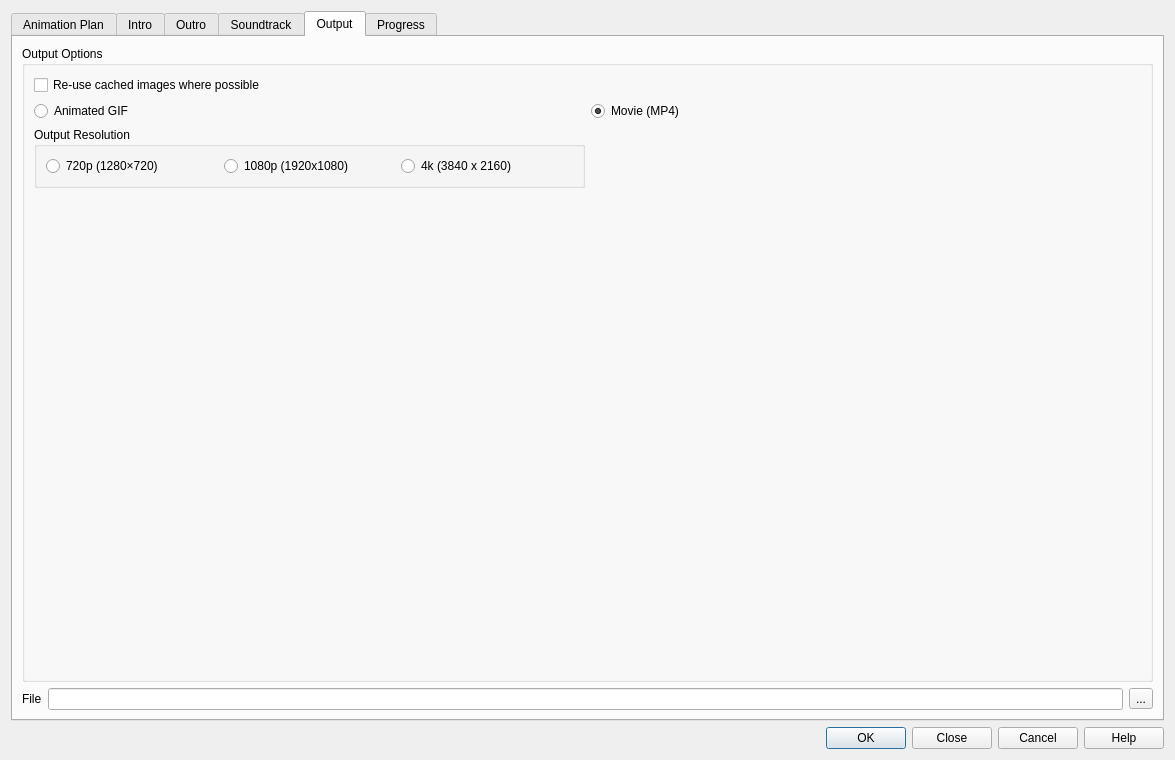
Old version of the form animation_workbench/ui/animation_workbench_base.ui in the repository timlinux/QGISAnimationWorkbench.
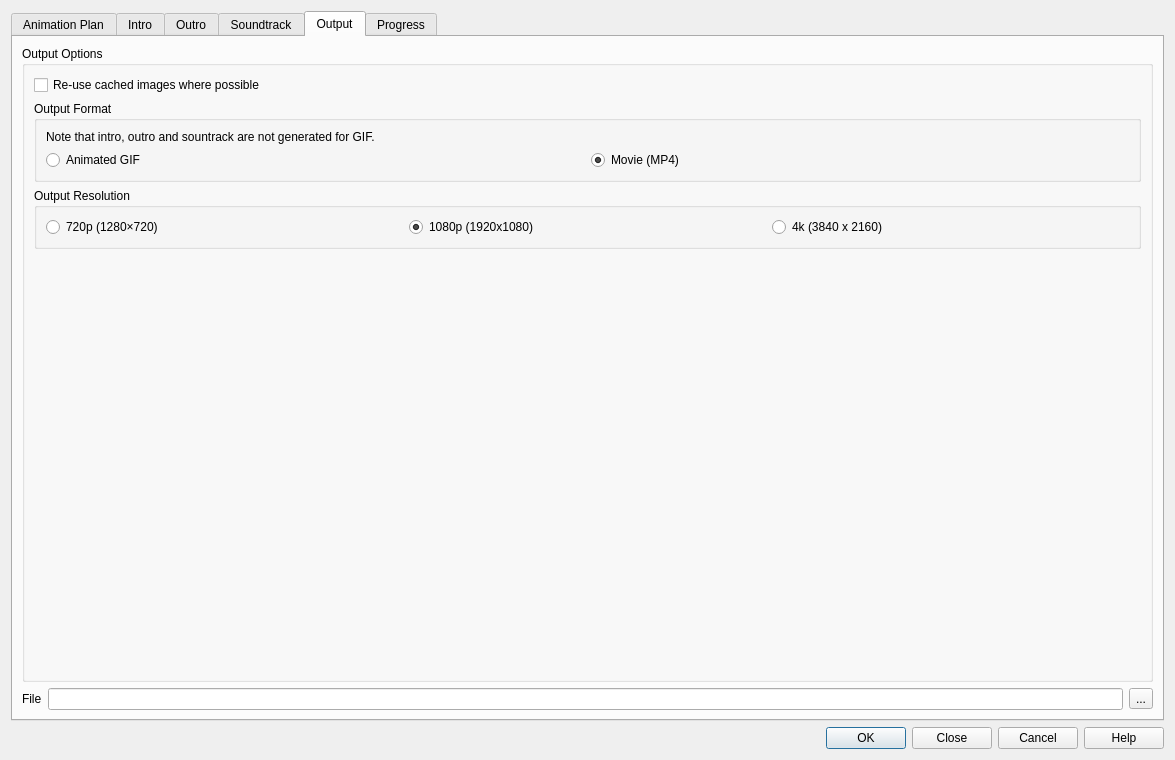
New version of the form. The open tabs and pages were chosen to show the change. Custom widgets are drawn as their Qt base class.

Commit message: 💄 Add output format option

Patch:
```diff
--- a/animation_workbench/ui/animation_workbench_base.ui
+++ b/animation_workbench/ui/animation_workbench_base.ui
@@ -17,7 +17,7 @@
    <item row="0" column="0">
     <widget class="QTabWidget" name="main_tab">
      <property name="currentIndex">
-      <number>4</number>
+      <number>0</number>
      </property>
      <widget class="QWidget" name="animation_plan_tab">
       <attribute name="title">
@@ -647,24 +647,7 @@
           <string>Output Options</string>
          </property>
          <layout class="QGridLayout" name="gridLayout_5">
-          <item row="1" column="0">
-           <widget class="QRadioButton" name="radio_gif">
-            <property name="text">
-             <string>Animated GIF</string>
-            </property>
-           </widget>
-          </item>
-          <item row="1" column="1">
-           <widget class="QRadioButton" name="rad_movie">
-            <property name="text">
-             <string>Movie (MP4)</string>
-            </property>
-            <property name="checked">
-             <bool>true</bool>
-            </property>
-           </widget>
-          </item>
-          <item row="0" column="0" colspan="2">
+          <item row="0" column="0">
            <widget class="QCheckBox" name="reuse_cache">
             <property name="toolTip">
              <string>Will not erase cached images on disk
@@ -675,18 +658,38 @@
             </property>
            </widget>
           </item>
-          <item row="3" column="0">
-           <spacer name="verticalSpacer_3">
-            <property name="orientation">
-             <enum>Qt::Vertical</enum>
+          <item row="1" column="0">
+           <widget class="QGroupBox" name="output_format_group">
+            <property name="title">
+             <string>Output Format</string>
             </property>
-            <property name="sizeHint" stdset="0">
-             <size>
-              <width>20</width>
-              <height>40</height>
-             </size>
-            </property>
-           </spacer>
+            <layout class="QGridLayout" name="gridLayout_19">
+             <item row="1" column="0">
+              <widget class="QRadioButton" name="radio_gif">
+               <property name="text">
+                <string>Animated GIF</string>
+               </property>
+              </widget>
+             </item>
+             <item row="1" column="1">
+              <widget class="QRadioButton" name="rad_movie">
+               <property name="text">
+                <string>Movie (MP4)</string>
+               </property>
+               <property name="checked">
+                <bool>true</bool>
+               </property>
+              </widget>
+             </item>
+             <item row="0" column="0">
+              <widget class="QLabel" name="label_2">
+               <property name="text">
+                <string>Note that intro, outro and sountrack are not generated for GIF.</string>
+               </property>
+              </widget>
+             </item>
+            </layout>
+           </widget>
           </item>
           <item row="2" column="0">
            <widget class="QGroupBox" name="video_size_group">
@@ -706,6 +709,9 @@
                <property name="text">
                 <string>1080p (1920x1080)</string>
                </property>
+               <property name="checked">
+                <bool>true</bool>
+               </property>
               </widget>
              </item>
              <item row="0" column="2">
@@ -718,6 +724,19 @@
             </layout>
            </widget>
           </item>
+          <item row="3" column="0">
+           <spacer name="verticalSpacer_3">
+            <property name="orientation">
+             <enum>Qt::Vertical</enum>
+            </property>
+            <property name="sizeHint" stdset="0">
+             <size>
+              <width>20</width>
+              <height>40</height>
+             </size>
+            </property>
+           </spacer>
+          </item>
          </layout>
         </widget>
        </item>
```
Left out of the diff: 2 changed lines with no effect on the pictures.
